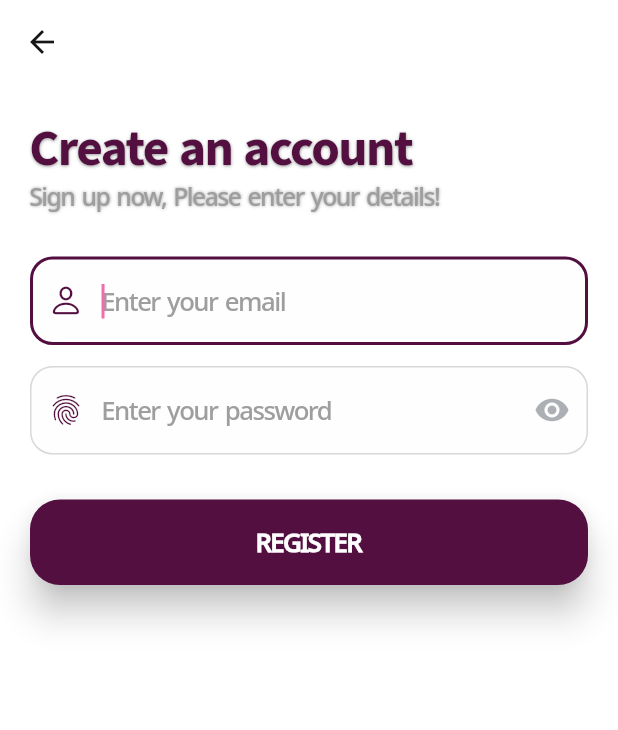
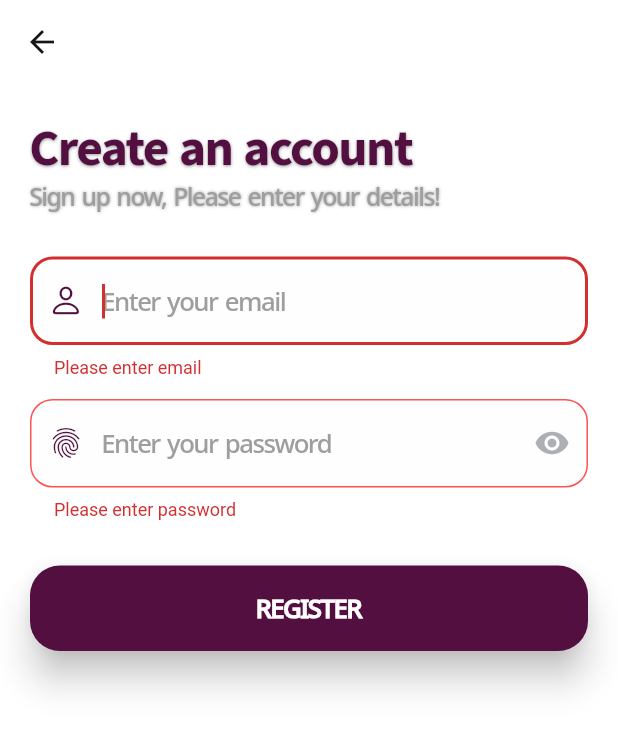
Before and after one commit to Amogh-Prabhu/IndiSafe_Hack_Autobots, a Flutter app: the RegisterScreen screen opened directly, after a tap on "REGISTER", on a phone screen of 412 x 824 dp. Shown: the top 730 px of the screen. Run offline on Flutter 3.47's test engine with Material 2 defaults, Android fonts, the phone set to English and light mode, and no system bars; our stand-ins replace cloud_firestore, firebase_auth, firebase_core, firebase_storage, geolocator, google_maps_flutter and 4 more; missing offline and left inert: audio_waveforms, background_sms, flutter_phone_direct_caller, record, shake; accounts and stored records are empty.

```diff
--- a/lib/login/layout/register.dart
+++ b/lib/login/layout/register.dart
@@ -1,7 +1,9 @@
-// ignore_for_file: unused_field
+// ignore_for_file: unused_field, use_build_context_synchronously
 
 import 'package:flutter/cupertino.dart';
 import 'package:flutter/material.dart';
+import 'package:kavach/app/app.dart';
+import 'package:kavach/authentication/service.dart';
 import 'package:kavach/utils/kavach_theme.dart';
 
 class RegisterScreen extends StatefulWidget {
@@ -16,6 +18,7 @@ class _RegisterScreenState extends State<RegisterScreen> {
   final TextEditingController _passwordController = TextEditingController();
   final _formKey = GlobalKey<FormState>();
   bool obscureText = true;
+  bool _isloading = false;
   @override
   Widget build(BuildContext context) {
     double width = MediaQuery.of(context).size.width;
@@ -138,11 +141,43 @@ class _RegisterScreenState extends State<RegisterScreen> {
             SizedBox(
               width: width,
               child: ElevatedButton(
-                onPressed: () {},
+                onPressed: () async {
+                  if (_formKey.currentState!.validate()) {
+                    setState(() {
+                      _isloading = true;
+                    });
+                    if (await Authentication.newUserSignUp(
+                        email: _emailController.text,
+                        password: _passwordController.text,
+                        context: context)) {
+                      setState(() {
+                        _isloading = false;
+                      });
+                      Navigator.pushReplacement(context,
+                          MaterialPageRoute(builder: (_) {
+                        return const App();
+                      }));
+                    }
+                  }
+                },
                 style: KavachTheme.buttonStyle(
                   backColor: KavachTheme.redishPink,
                 ),
-                child: Center(
+                child: _isloading
+                    ? Center(
+                        child: Padding(
+                          padding: const EdgeInsets.all(
+                            17.0,
+                          ),
+                          child: SizedBox(
+                            height: width / 15,
+                            width: width / 15,
+                            child: const CircularProgressIndicator(
+                                strokeWidth: 3, color: KavachTheme.pureWhite),
+                          ),
+                        ),
+                      )
+                    : Center(
                         child: Padding(
                           padding: const EdgeInsets.all(
                             17.0,
```
Also changed, not shown: lib/login/layout/login_screen.dart (+25 -1 lines). Lines whose indentation alone changed are shown as unchanged.
